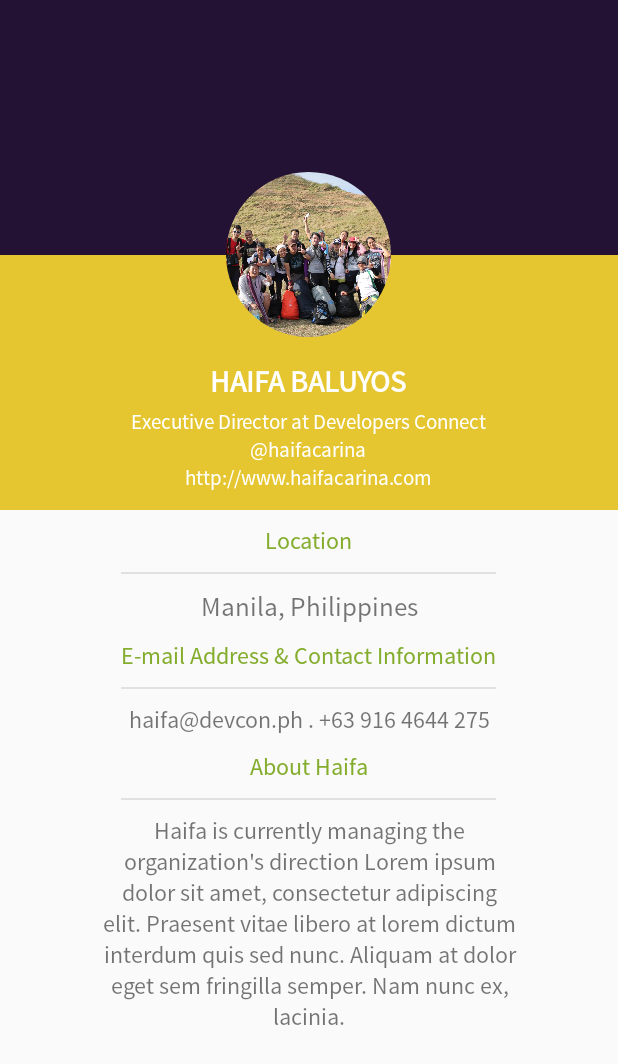
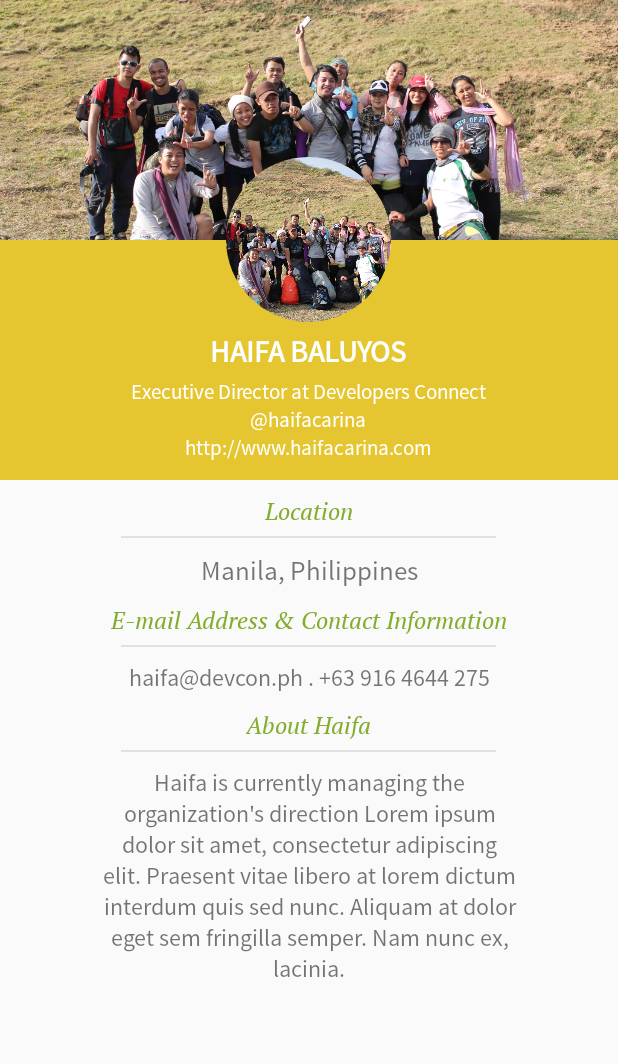
Before and after one commit to padc/DevConSummit, an Android app: the layout fragment_attendee_details.xml on its own in the app's theme, with its tools: preview values and no code run, on a phone screen of 412 x 824 dp. Shown: the top 1064 px of the screen. Run offline under Robolectric (Android 15) with nearby library versions, the phone set to English and light mode, and no system bars; plain views replace RoundedImageView.

```diff
--- a/app/src/main/java/ph/devcon/android/util/Util.java
+++ b/app/src/main/java/ph/devcon/android/util/Util.java
@@ -58,7 +58,7 @@ public class Util {
      * @param bitmap
      * @return
      */
-    public Bitmap blurBitmap(Context context, Bitmap bitmap) {
+    public static Bitmap blurBitmap(Context context, Bitmap bitmap) {
         //Let's create an empty bitmap with the same size of the bitmap we want to blur
         Bitmap outBitmap = Bitmap.createBitmap(bitmap.getWidth(), bitmap.getHeight(), Bitmap.Config.ARGB_8888);
         //Instantiate a new Renderscript
--- a/app/src/main/res/layout/fragment_attendee_details.xml
+++ b/app/src/main/res/layout/fragment_attendee_details.xml
@@ -18,22 +18,24 @@
                 android:layout_height="wrap_content"
                 android:orientation="vertical">
 
-                <View
-                    android:src="@drawable/ic_launcher"
+                <ImageView
+                    android:id="@+id/img_background_top"
+                    android:src="@drawable/sample_large"
+                    android:scaleType="centerCrop"
                     android:layout_width="fill_parent"
-                    android:layout_height="170dp"
+                    android:layout_height="160dp"
                     android:background="#231233"/>
 
                 <View
                     android:src="@drawable/ic_launcher"
                     android:layout_width="fill_parent"
-                    android:layout_height="170dp"
+                    android:layout_height="160dp"
                     android:background="@color/yellow"/>
             </LinearLayout>
 
             <!--<ImageView-->
                 <!--android:id="@+id/img_speaker"-->
-            <!--android:src="@drawable/ic_launcher"-->
+                <!--android:src="@drawable/sample_large"-->
                 <!--android:layout_gravity="center"-->
                 <!--android:layout_width="110dp"-->
                 <!--android:layout_height="110dp"-->
@@ -107,13 +109,14 @@
             android:textColor="@color/green"
             android:textSize="16sp"
             android:layout_marginTop="10dp"
+            android:typeface="monospace"
             android:text="Location"/>
 
         <View
             android:src="@drawable/ic_launcher"
             android:layout_width="250dp"
             android:layout_height="1dp"
-            android:layout_marginTop="10dp"
+            android:layout_marginTop="6dp"
             android:background="@color/gray"/>
 
         <TextView
@@ -131,13 +134,14 @@
             android:textColor="@color/green"
             android:textSize="16sp"
             android:layout_marginTop="10dp"
+            android:typeface="monospace"
             android:text="E-mail Address &amp; Contact Information"/>
 
         <View
             android:src="@drawable/ic_launcher"
             android:layout_width="250dp"
             android:layout_height="1dp"
-            android:layout_marginTop="10dp"
+            android:layout_marginTop="6dp"
             android:background="@color/gray"/>
 
         <TextView
@@ -155,13 +159,14 @@
             android:textColor="@color/green"
             android:textSize="16sp"
             android:layout_marginTop="10dp"
+            android:typeface="monospace"
             android:text="About Haifa"/>
 
         <View
             android:src="@drawable/ic_launcher"
             android:layout_width="250dp"
             android:layout_height="1dp"
-            android:layout_marginTop="10dp"
+            android:layout_marginTop="6dp"
             android:background="@color/gray"/>
 
         <TextView
--- a/app/src/main/res/values/colors.xml
+++ b/app/src/main/res/values/colors.xml
@@ -1,6 +1,7 @@
 <?xml version="1.0" encoding="utf-8"?>
 <resources>
     <color name="blue_purple">#333333</color>
+    <color name="blue_purple_trans">#E1333333</color>
     <color name="blue_dark">#0099CC</color>
     <color name="blue">#00B7E2</color>
     <color name="blue_light">#39B2E7</color>
@@ -18,5 +19,6 @@
     <color name="green_trans">#D999CC00</color>
     <color name="orange">#DB6D2C</color>
     <color name="yellow">#E6C630</color>
+    <color name="yellow_trans">#91E6C630</color>
     <color name="black">#000000</color>
 </resources>
```
Also changed, not shown: app/src/main/java/ph/devcon/android/attendee/AttendeeDetailsFragment.java (+11 -1 lines). Lines whose indentation alone changed are shown as unchanged.
